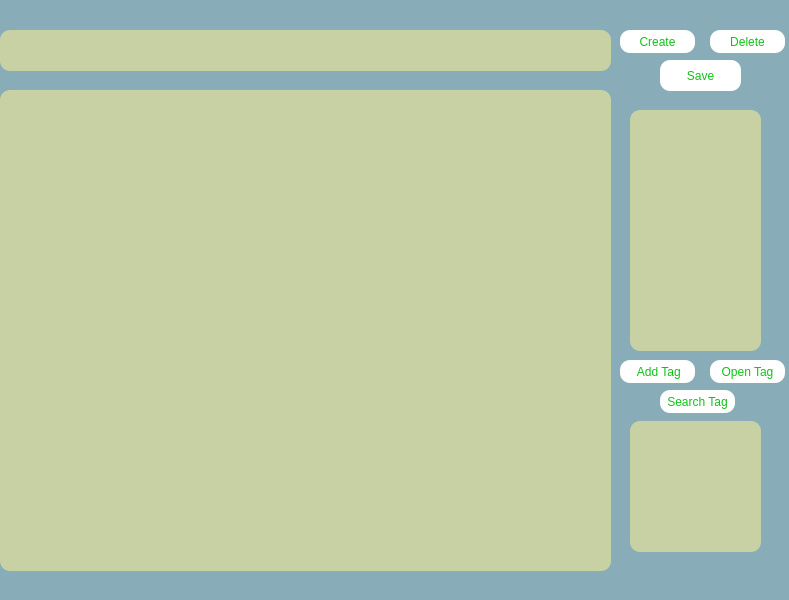
This is untitled.ui in Andrego0/smart_notes as Qt 5 draws it before an edit. The edited form follows.
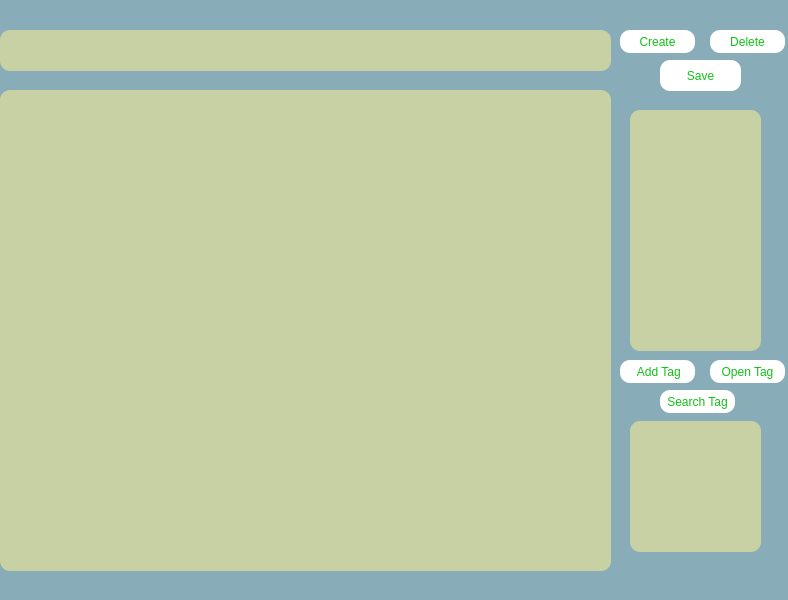
This is the edited form.

```diff
--- a/untitled.ui
+++ b/untitled.ui
@@ -6,7 +6,7 @@
    <rect>
     <x>0</x>
     <y>0</y>
-    <width>789</width>
+    <width>788</width>
     <height>600</height>
    </rect>
   </property>
```
Left out of the diff: 10 changed lines with no effect on the pictures.
